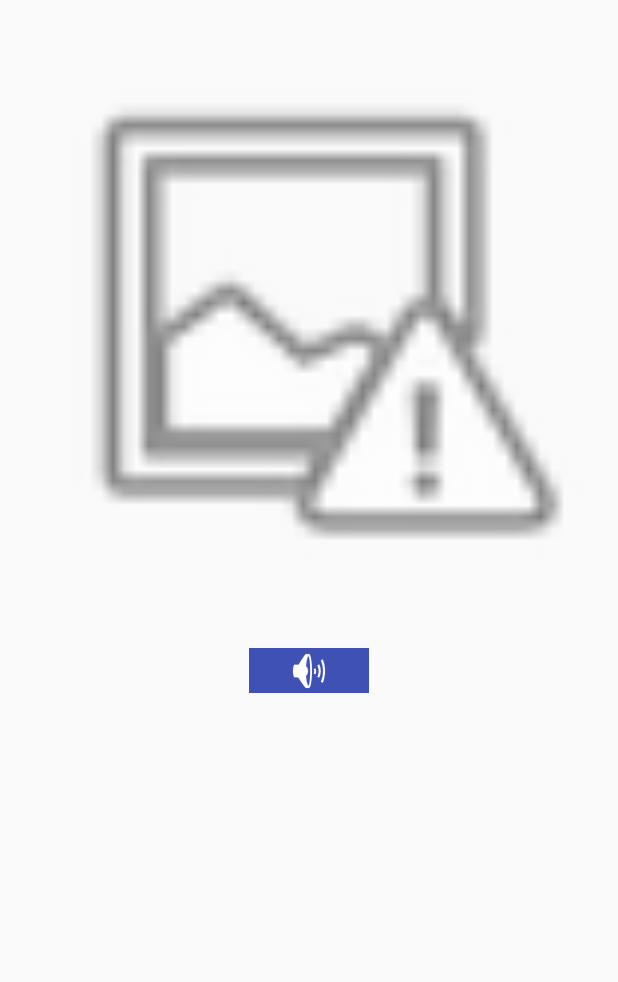
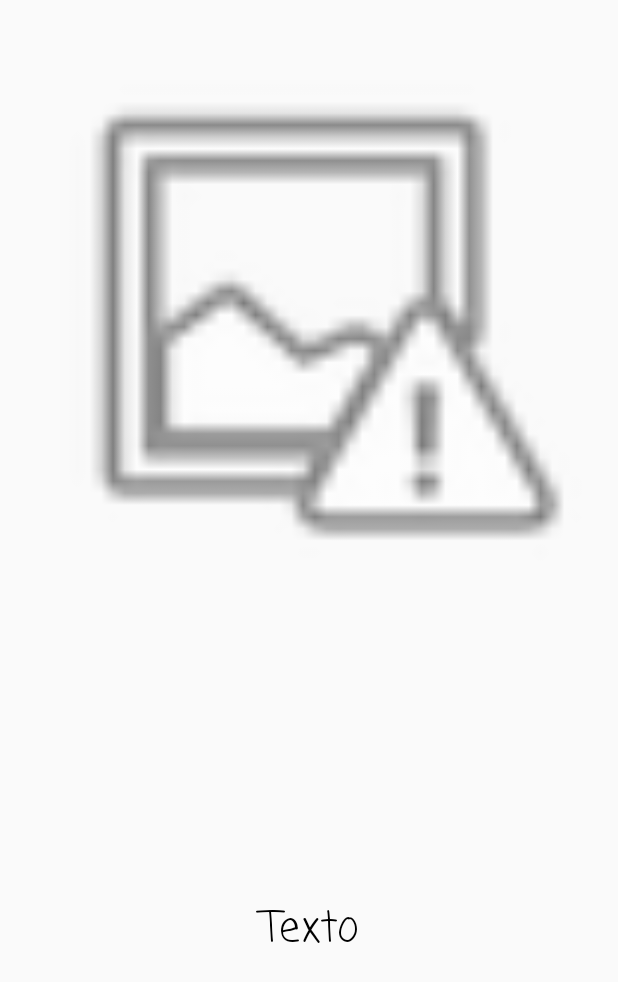
Before and after one commit to matiassalinas/pasitoappasito, an Android app: the layout fragment_pasos.xml on its own in the app's theme, with its tools: preview values and no code run, on a phone screen of 412 x 824 dp. Shown: the top 982 px of the screen. Run offline under Robolectric (Android 15) with nearby library versions, the light colour scheme and no system bars.

Commit message:
Botón sonido

```diff
--- a/app/src/main/res/layout/fragment_pasos.xml
+++ b/app/src/main/res/layout/fragment_pasos.xml
@@ -26,17 +26,6 @@
         android:layout_weight="1"
         android:orientation="vertical">
 
-        <ImageButton
-            android:id="@+id/soundButton"
-            android:layout_width="80dp"
-            android:layout_height="100dp"
-            android:layout_gravity="center_horizontal"
-            android:layout_marginBottom="20dp"
-            android:layout_marginTop="20dp"
-            android:layout_weight="1"
-            android:background="@color/colorPrimary"
-            app:srcCompat="@android:drawable/ic_lock_silent_mode_off" />
-
         <LinearLayout
             android:layout_width="match_parent"
             android:layout_height="match_parent"
@@ -47,8 +36,14 @@
                 android:id="@+id/txtPaso"
                 android:layout_width="match_parent"
                 android:layout_height="match_parent"
+                android:layout_marginTop="20dp"
                 android:layout_weight="1"
-                android:textAlignment="center" />
+                android:fontFamily="casual"
+                android:gravity="center_vertical|center_horizontal"
+                android:textAlignment="center"
+                android:textColor="@android:color/black"
+                android:textSize="28dp"
+                tools:text="Texto" />
         </LinearLayout>
 
     </LinearLayout>
```
Also changed, not shown: app/src/main/java/io/github/matiassalinas/pasitoappasito/PasosActivity.java (+17 -1 lines), app/src/main/res/layout/activity_pasos.xml (+40 -4 lines).
